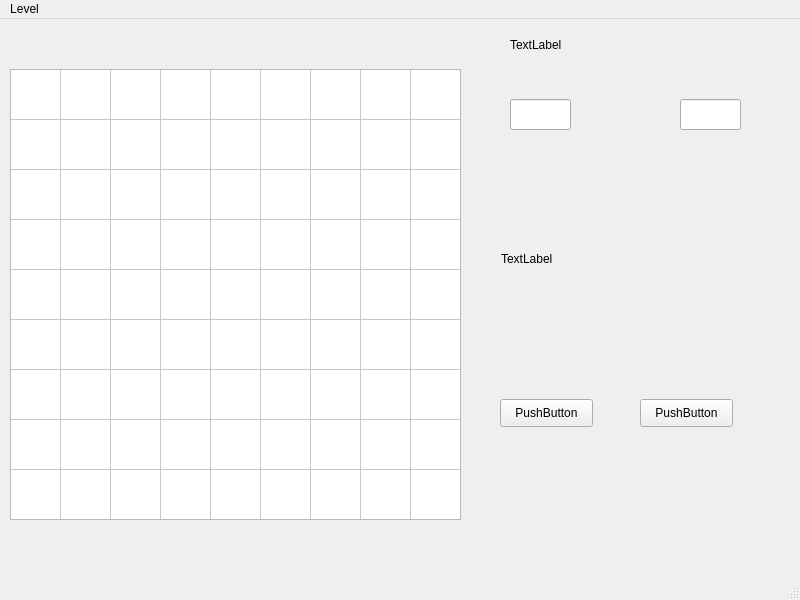
Old version of the form SudokuGui/sudoku_faceForm.ui in the repository IFpop/---.
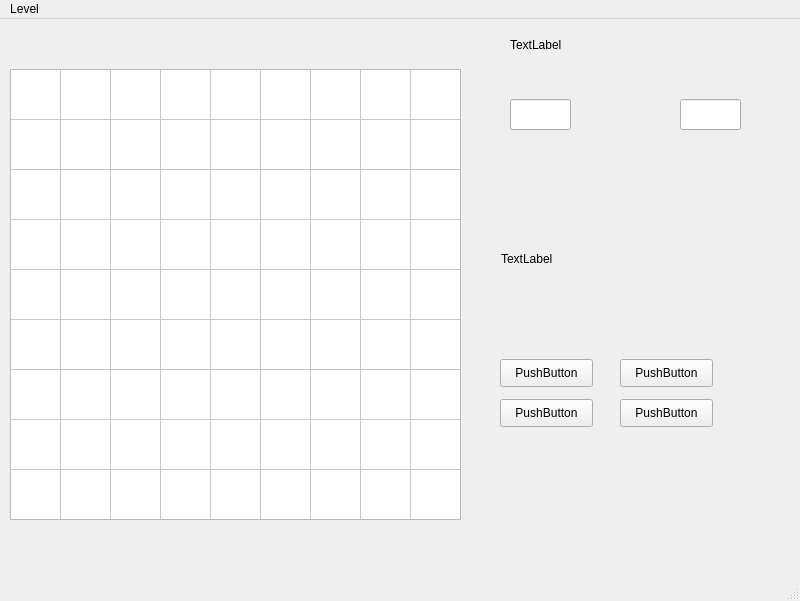
New version of the form.

```diff
--- a/SudokuGui/sudoku_faceForm.ui
+++ b/SudokuGui/sudoku_faceForm.ui
@@ -7,7 +7,7 @@
     <x>0</x>
     <y>0</y>
     <width>800</width>
-    <height>600</height>
+    <height>601</height>
    </rect>
   </property>
   <property name="windowTitle">
@@ -131,6 +131,19 @@
     <property name="geometry">
      <rect>
       <x>500</x>
+      <y>340</y>
+      <width>93</width>
+      <height>28</height>
+     </rect>
+    </property>
+    <property name="text">
+     <string>PushButton</string>
+    </property>
+   </widget>
+   <widget class="QPushButton" name="Next">
+    <property name="geometry">
+     <rect>
+      <x>620</x>
       <y>380</y>
       <width>93</width>
       <height>28</height>
@@ -143,7 +156,7 @@
    <widget class="QPushButton" name="Ok">
     <property name="geometry">
      <rect>
-      <x>640</x>
+      <x>500</x>
       <y>380</y>
       <width>93</width>
       <height>28</height>
@@ -153,6 +166,19 @@
      <string>PushButton</string>
     </property>
    </widget>
+   <widget class="QPushButton" name="Done">
+    <property name="geometry">
+     <rect>
+      <x>620</x>
+      <y>340</y>
+      <width>93</width>
+      <height>28</height>
+     </rect>
+    </property>
+    <property name="text">
+     <string>PushButton</string>
+    </property>
+   </widget>
   </widget>
   <widget class="QMenuBar" name="menubar">
    <property name="geometry">
```
Left out of the diff: 2 changed lines with no effect on the pictures.
